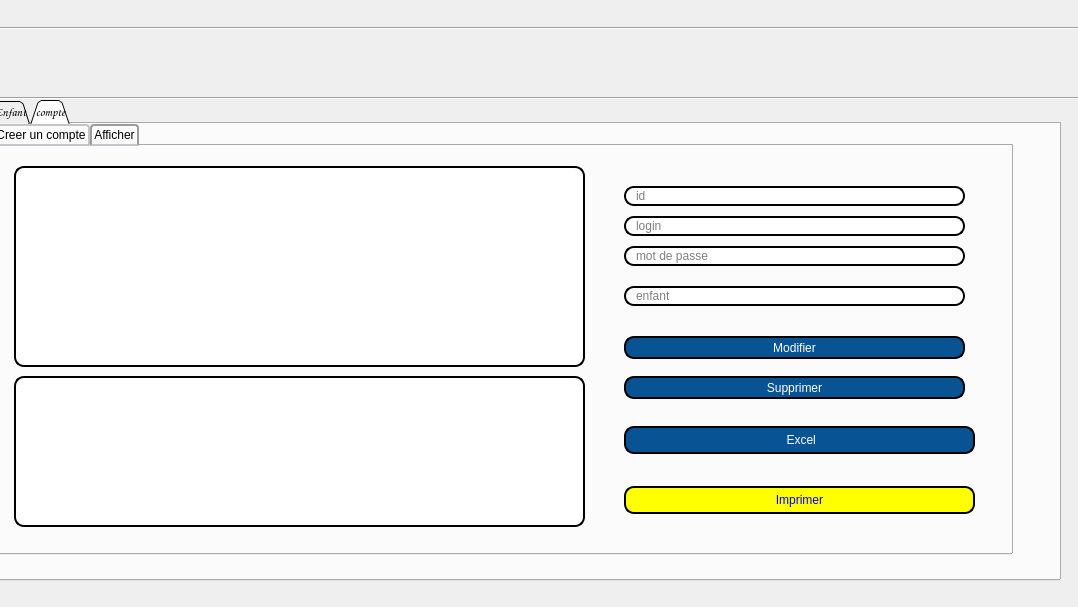
Old version of the form gestionc.ui in the repository yanni2302/smart_parental_monitoring_2A22.
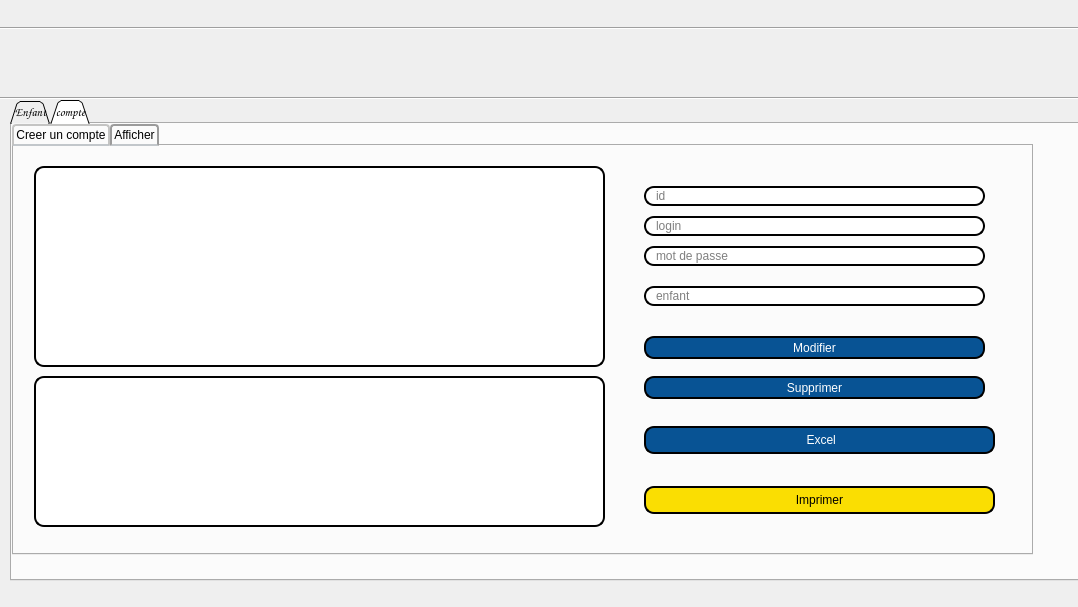
New version of the form. The open tabs and pages were chosen to show the change. Icons and pictures are not drawn.

Diff of the .ui file:
```diff
--- a/gestionc.ui
+++ b/gestionc.ui
@@ -16,7 +16,7 @@
   <widget class="QLabel" name="label">
    <property name="geometry">
     <rect>
-     <x>640</x>
+     <x>660</x>
      <y>40</y>
      <width>51</width>
      <height>51</height>
@@ -32,7 +32,7 @@
   <widget class="QTabWidget" name="tabWidget">
    <property name="geometry">
     <rect>
-     <x>-10</x>
+     <x>10</x>
      <y>100</y>
      <width>1071</width>
      <height>481</height>
@@ -1499,11 +1499,12 @@
        </property>
        <property name="styleSheet">
         <string notr="true">border: 2px solid black;
+font: 75 8pt &quot;MS Shell Dlg 2&quot;;
 border-radius: 10px;
 padding: 0 8px;
-color: blue;
-background:yellow	;
-font: bold, &quot;Comic Sans MS&quot;;
+background: #fade02;
+font: bold, &quot;Comic Sans MS&quot;;;
+text-align:center;
 </string>
        </property>
        <property name="text">
@@ -1547,7 +1548,7 @@
   <widget class="QLabel" name="label_2">
    <property name="geometry">
     <rect>
-     <x>720</x>
+     <x>740</x>
      <y>40</y>
      <width>51</width>
      <height>51</height>
@@ -1563,7 +1564,7 @@
   <widget class="QLabel" name="label_3">
    <property name="geometry">
     <rect>
-     <x>800</x>
+     <x>820</x>
      <y>40</y>
      <width>51</width>
      <height>51</height>
@@ -1579,7 +1580,7 @@
   <widget class="Line" name="line">
    <property name="geometry">
     <rect>
-     <x>-20</x>
+     <x>0</x>
      <y>90</y>
      <width>1131</width>
      <height>16</height>
@@ -1592,7 +1593,7 @@
   <widget class="QLabel" name="label_4">
    <property name="geometry">
     <rect>
-     <x>1030</x>
+     <x>1020</x>
      <y>40</y>
      <width>51</width>
      <height>51</height>
```
Left out of the diff: 6 changed lines with no effect on the pictures.
